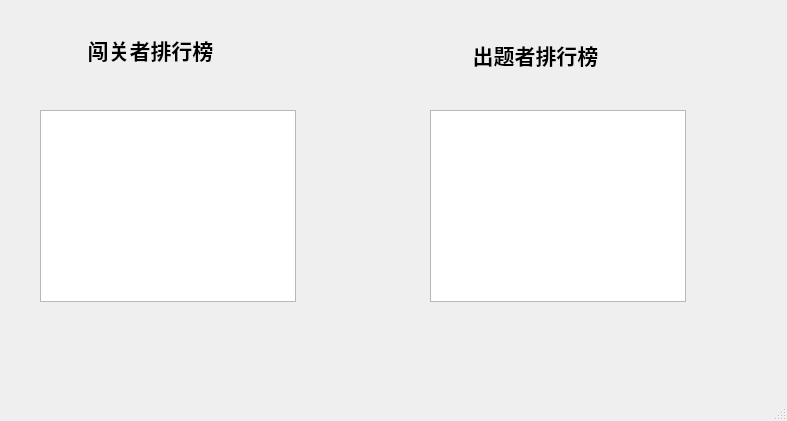
This is src/listWindow.ui in tangdouer1005/word_game as Qt 5 draws it before an edit. The edited form follows.
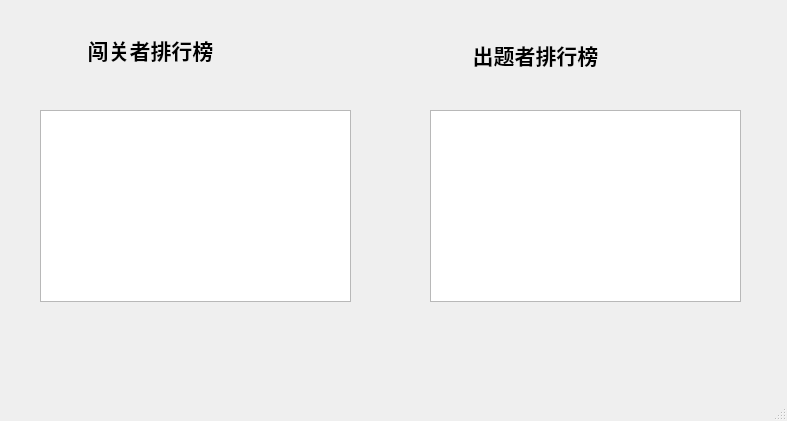
This is the edited form.

```diff
--- a/src/listWindow.ui
+++ b/src/listWindow.ui
@@ -45,7 +45,7 @@
      <rect>
       <x>40</x>
       <y>110</y>
-      <width>256</width>
+      <width>311</width>
       <height>192</height>
      </rect>
     </property>
@@ -55,7 +55,7 @@
      <rect>
       <x>430</x>
       <y>110</y>
-      <width>256</width>
+      <width>311</width>
       <height>192</height>
      </rect>
     </property>
```
Left out of the diff: 2 changed lines with no effect on the pictures.
